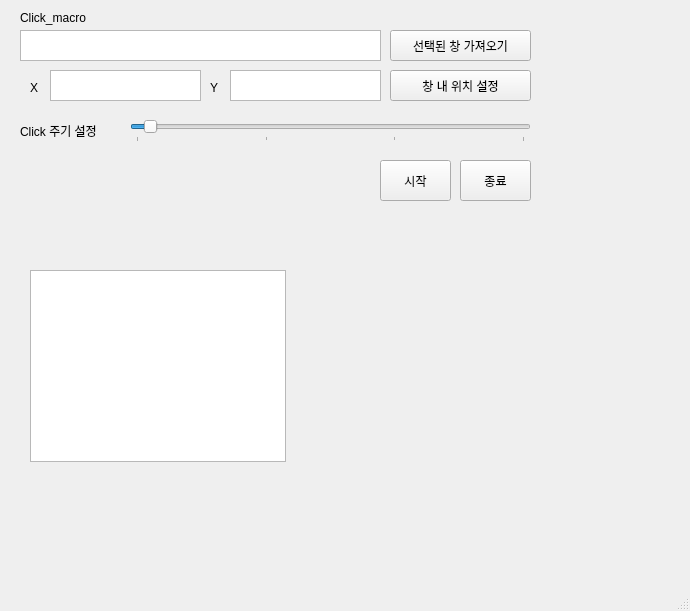
Qt form ui/main_v1.0.ui (lazyduo/win-click-macro) before a commit.
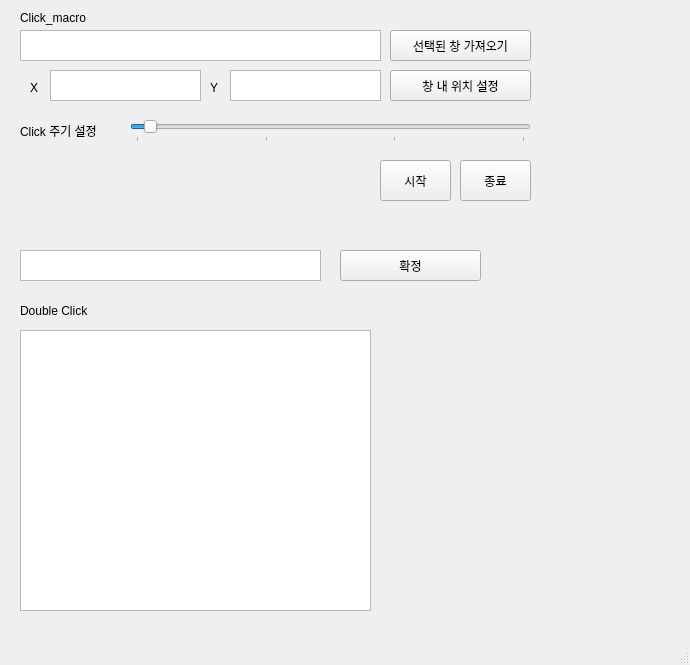
The same form after that commit.

```diff
--- a/ui/main_v1.0.ui
+++ b/ui/main_v1.0.ui
@@ -7,7 +7,7 @@
     <x>0</x>
     <y>0</y>
     <width>690</width>
-    <height>611</height>
+    <height>665</height>
    </rect>
   </property>
   <property name="windowTitle">
@@ -173,13 +173,49 @@
      <string>Y</string>
     </property>
    </widget>
-   <widget class="QListView" name="listView">
+   <widget class="QListWidget" name="listWidget_1">
     <property name="geometry">
      <rect>
-      <x>30</x>
-      <y>270</y>
-      <width>256</width>
-      <height>192</height>
+      <x>20</x>
+      <y>330</y>
+      <width>351</width>
+      <height>281</height>
+     </rect>
+    </property>
+   </widget>
+   <widget class="QPushButton" name="pushButton_5">
+    <property name="geometry">
+     <rect>
+      <x>340</x>
+      <y>250</y>
+      <width>141</width>
+      <height>31</height>
+     </rect>
+    </property>
+    <property name="text">
+     <string>확정</string>
+    </property>
+   </widget>
+   <widget class="QLabel" name="label_5">
+    <property name="geometry">
+     <rect>
+      <x>20</x>
+      <y>300</y>
+      <width>111</width>
+      <height>21</height>
+     </rect>
+    </property>
+    <property name="text">
+     <string>Double Click</string>
+    </property>
+   </widget>
+   <widget class="QListWidget" name="listWidget">
+    <property name="geometry">
+     <rect>
+      <x>20</x>
+      <y>250</y>
+      <width>301</width>
+      <height>31</height>
      </rect>
     </property>
    </widget>
```
